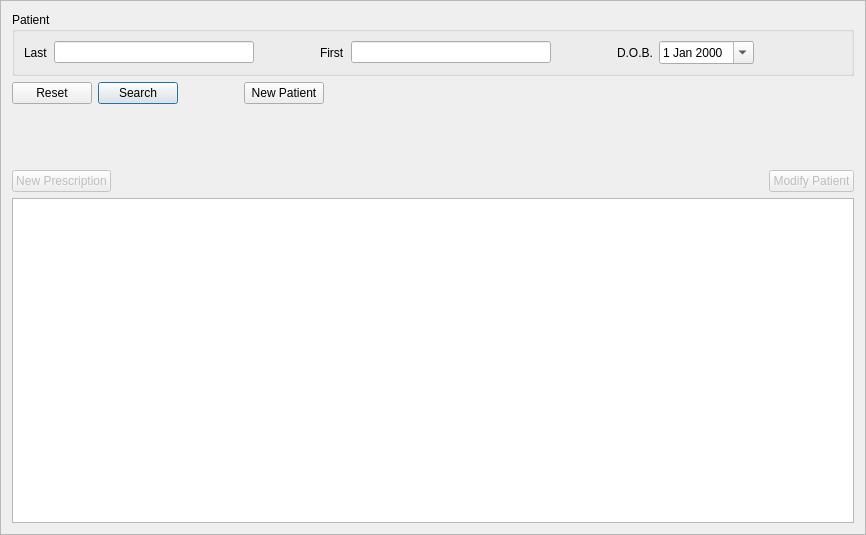
Before: the Qt Designer form mtrack/patientsearch.ui in kyledevans/Medicine-Track, drawn with Qt 5.
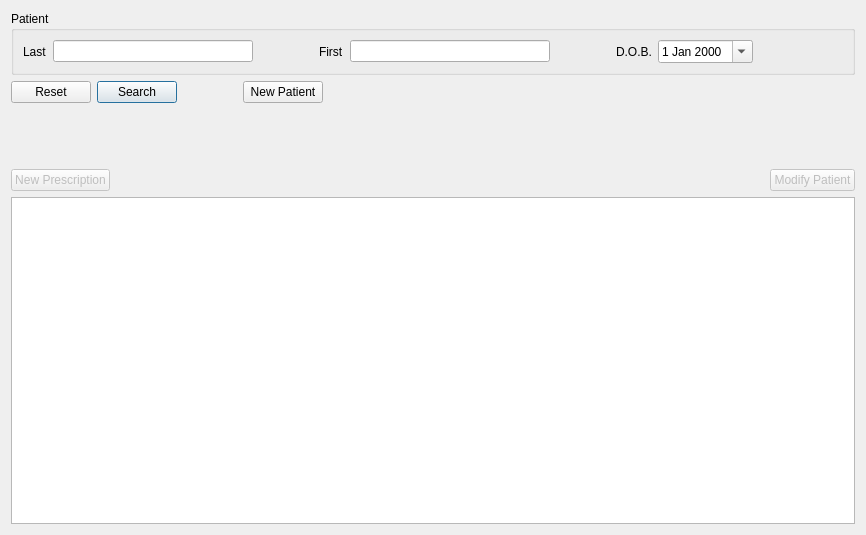
After: the same form once the commit is applied.

Patch:
```diff
--- a/mtrack/patientsearch.ui
+++ b/mtrack/patientsearch.ui
@@ -11,10 +11,10 @@
    </rect>
   </property>
   <property name="frameShape">
-   <enum>QFrame::StyledPanel</enum>
+   <enum>QFrame::NoFrame</enum>
   </property>
   <property name="frameShadow">
-   <enum>QFrame::Raised</enum>
+   <enum>QFrame::Plain</enum>
   </property>
   <layout class="QVBoxLayout" name="verticalLayout_2">
    <item>
```
